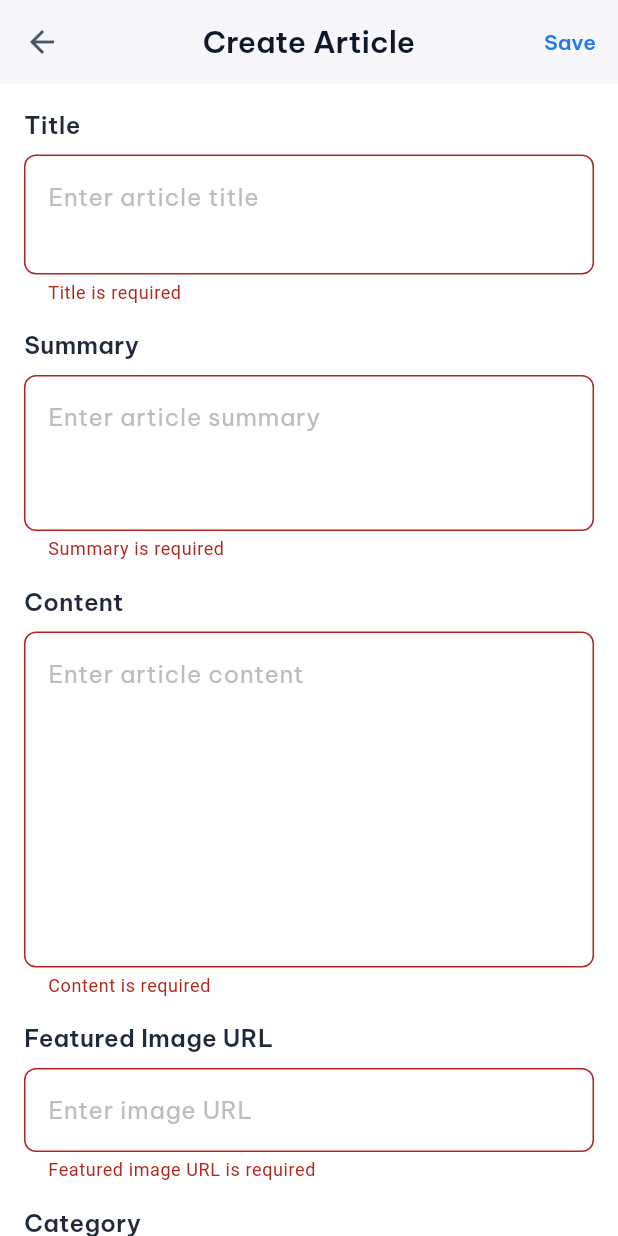
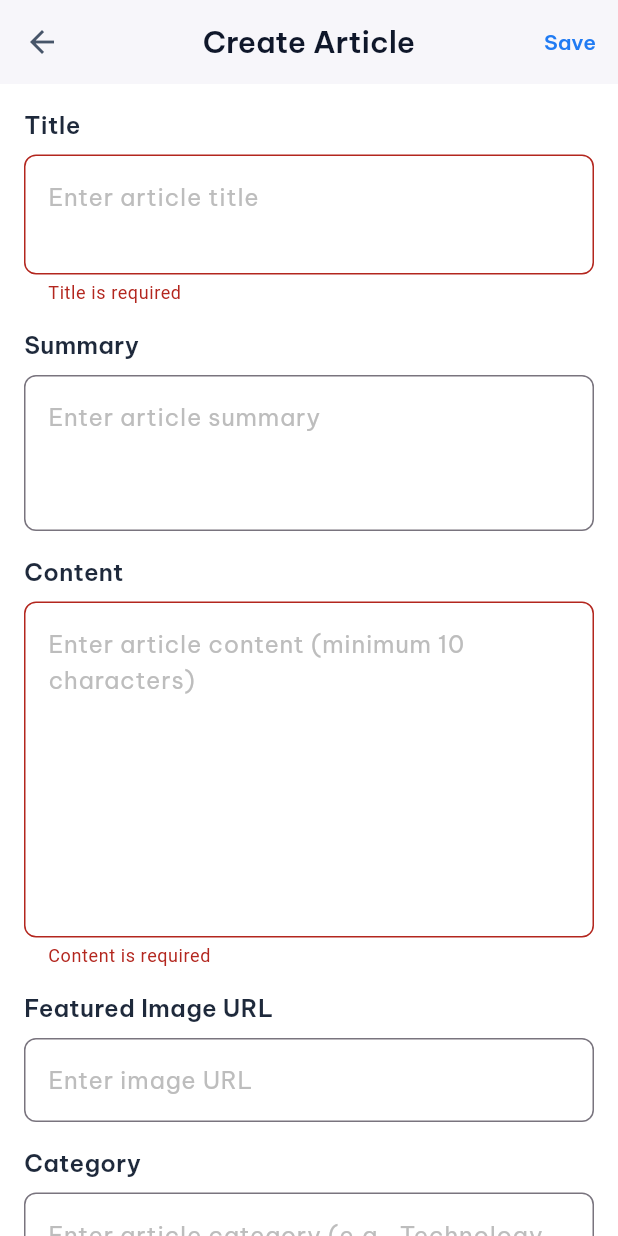
Before and after one commit to kangjoyeuse/Newspub, a Flutter app: the ArticleFormScreen screen opened directly with empty values, after a tap on "Save", on a phone screen of 412 x 824 dp. Run offline on Flutter 3.47's test engine with Material 3 defaults, Android fonts, the phone set to English and light mode, and no system bars; our stand-ins replace flutter_svg, google_fonts, simple_circular_progress_bar; network calls fail.

Commit message:
fix: adjustment articleform from api

```diff
--- a/lib/screen/article_form_screen.dart
+++ b/lib/screen/article_form_screen.dart
@@ -194,7 +194,7 @@ class _ArticleFormScreenState extends State<ArticleFormScreen> {
           child: Column(
             crossAxisAlignment: CrossAxisAlignment.start,
             children: [
-              // Title Field
+              // Title Field (with validation)
               _buildTextField(
                 controller: _titleController,
                 label: 'Title',
@@ -209,75 +209,59 @@ class _ArticleFormScreenState extends State<ArticleFormScreen> {
               ),
               const SizedBox(height: 16),
 
-              // Summary Field
+              // Summary Field (no validation)
               _buildTextField(
                 controller: _summaryController,
                 label: 'Summary',
                 hint: 'Enter article summary',
                 maxLines: 3,
+              ),
+              const SizedBox(height: 16),
+
+              // Content Field (with validation for minimum 10 characters)
+              _buildTextField(
+                controller: _contentController,
+                label: 'Content',
+                hint: 'Enter article content (minimum 10 characters)',
+                maxLines: 8,
                 validator: (value) {
                   if (value == null || value.trim().isEmpty) {
-                    return 'Summary is required';
+                    return 'Content is required';
                   }
+
+                  // Count characters (excluding whitespace)
+                  final charCount = value.trim().replaceAll(RegExp(r'\s+'), '').length;
+
+                  if (charCount < 10) {
+                    return 'Content must contain at least 10 characters (currently $charCount characters)';
+                  }
+
                   return null;
                 },
               ),
               const SizedBox(height: 16),
 
-              // Content Field
-              _buildTextField(
-                controller: _contentController,
-                label: 'Content',
-                hint: 'Enter article content',
-                maxLines: 8,
-                validator: (value) {
-                  if (value == null || value.trim().isEmpty) {
-                    return 'Content is required';
-                  }
-                  return null;
-                },
-              ),
-              const SizedBox(height: 16),
-
-              // Featured Image URL Field
+              // Featured Image URL Field (no validation)
               _buildTextField(
                 controller: _imageUrlController,
                 label: 'Featured Image URL',
                 hint: 'Enter image URL',
-                validator: (value) {
-                  if (value == null || value.trim().isEmpty) {
-                    return 'Featured image URL is required';
-                  }
-                  return null;
-                },
               ),
               const SizedBox(height: 16),
 
-              // Category Field (Changed from dropdown to text field)
+              // Category Field (no validation)
               _buildTextField(
                 controller: _categoryController,
                 label: 'Category',
                 hint: 'Enter article category (e.g., Technology, Sports, Politics)',
-                validator: (value) {
-                  if (value == null || value.trim().isEmpty) {
-                    return 'Category is required';
-                  }
-                  return null;
-                },
               ),
               const SizedBox(height: 16),
 
-              // Tags Field
+              // Tags Field (no validation)
               _buildTextField(
                 controller: _tagsController,
                 label: 'Tags',
                 hint: 'Enter tags separated by commas',
-                validator: (value) {
-                  if (value == null || value.trim().isEmpty) {
-                    return 'At least one tag is required';
-                  }
-                  return null;
-                },
               ),
               const SizedBox(height: 16),
 
@@ -357,7 +341,7 @@ class _ArticleFormScreenState extends State<ArticleFormScreen> {
     required String label,
     required String hint,
     int maxLines = 1,
-    String? Function(String?)? validator,
+    String? Function(String?)? validator, // Made optional
   }) {
     return Column(
       crossAxisAlignment: CrossAxisAlignment.start,
@@ -374,7 +358,7 @@ class _ArticleFormScreenState extends State<ArticleFormScreen> {
         TextFormField(
           controller: controller,
           maxLines: maxLines,
-          validator: validator,
+          validator: validator, // Can be null now
           decoration: InputDecoration(
             hintText: hint,
             hintStyle: GoogleFonts.beVietnamPro(
```
